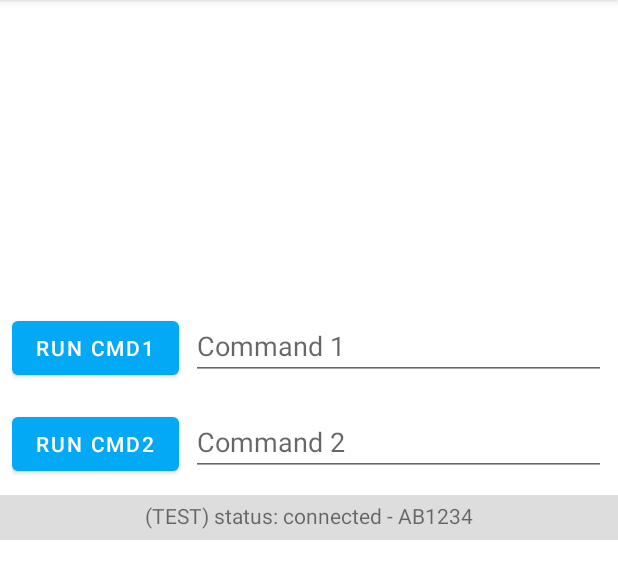
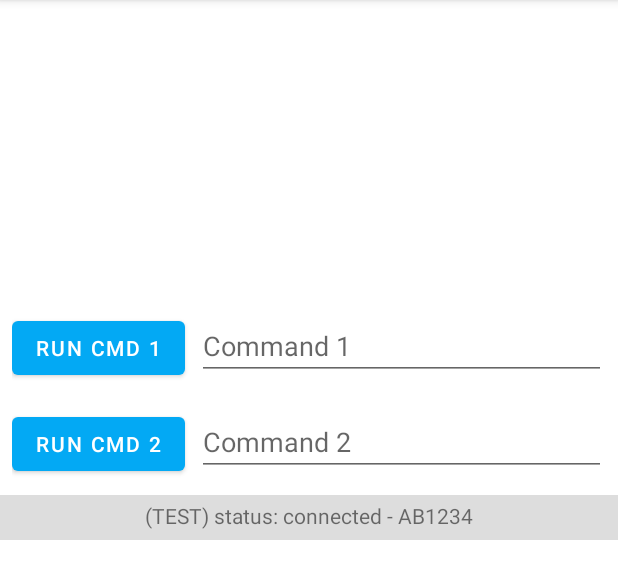
Before and after one commit to Lauritz-Tieste/MyTerminal, an Android app: the screen it shows after launch (MainActivity), on a phone screen of 412 x 824 dp, the part 84-672 px from its top. Run offline under Robolectric (Android 15) with nearby library versions, the phone set to English and light mode, and no system bars.

Commit message:
applyed all "problems"

```diff
--- a/app/src/main/java/de/lauritzdev/myterminal/ButtonManager.kt
+++ b/app/src/main/java/de/lauritzdev/myterminal/ButtonManager.kt
@@ -2,7 +2,6 @@ package de.lauritzdev.myterminal
 
 import android.content.Context
 import android.widget.EditText
-import android.widget.Toast
 import androidx.recyclerview.widget.RecyclerView
 
 object ButtonManager {
--- a/app/src/main/java/de/lauritzdev/myterminal/Connect.kt
+++ b/app/src/main/java/de/lauritzdev/myterminal/Connect.kt
@@ -2,11 +2,10 @@ package de.lauritzdev.myterminal
 
 import android.bluetooth.BluetoothManager
 import android.os.Build
-import androidx.appcompat.app.AppCompatActivity
 import android.os.Bundle
 import androidx.annotation.RequiresApi
+import androidx.appcompat.app.AppCompatActivity
 import kotlinx.android.synthetic.main.activity_connect.*
-import kotlinx.android.synthetic.main.connect_item.*
 
 class Connect : AppCompatActivity() {
     @RequiresApi(Build.VERSION_CODES.M)
--- a/app/src/main/java/de/lauritzdev/myterminal/ConnectManager.kt
+++ b/app/src/main/java/de/lauritzdev/myterminal/ConnectManager.kt
@@ -14,7 +14,7 @@ object ConnectManager {
         val layoutManager = LinearLayoutManager(context)
         recyclerView.layoutManager = layoutManager
         recyclerView.adapter = connectAdapter
-        connectAdapter.setOnItemClickListener(object : ConnectAdapter.onItemClickListener {
+        connectAdapter.setOnItemClickListener(object : ConnectAdapter.OnItemClickListener {
             override fun onItemClick(position: Int) {
                 Toast.makeText(
                     context,
--- a/app/src/main/java/de/lauritzdev/myterminal/MyBluetooth.kt
+++ b/app/src/main/java/de/lauritzdev/myterminal/MyBluetooth.kt
@@ -20,7 +20,7 @@ object MyBluetooth {
         bluetoothManager: BluetoothManager,
         recyclerView: RecyclerView
     ) {
-        val bluetoothAdapter: BluetoothAdapter? = bluetoothManager.getAdapter()
+        val bluetoothAdapter: BluetoothAdapter? = bluetoothManager.adapter
         if (bluetoothAdapter == null) {
             Toast.makeText(
                 context,
--- a/app/src/main/res/layout/activity_main.xml
+++ b/app/src/main/res/layout/activity_main.xml
@@ -31,14 +31,16 @@
                 android:id="@+id/btn_1"
                 android:layout_width="wrap_content"
                 android:layout_height="wrap_content"
-                android:layout_marginRight="8dp"
-                android:text="run cmd1" />
+                android:layout_marginEnd="8dp"
+                android:text="@string/cmd_1_btn_hint" />
 
             <EditText
                 android:id="@+id/et_1"
                 android:layout_width="match_parent"
                 android:layout_height="wrap_content"
-                android:hint="Command 1" />
+                android:hint="@string/cmd_1_et_hint"
+                android:inputType="text"
+                android:importantForAutofill="no" />
 
         </LinearLayout>
 
@@ -52,14 +54,16 @@
                 android:id="@+id/btn_2"
                 android:layout_width="wrap_content"
                 android:layout_height="wrap_content"
-                android:layout_marginRight="8dp"
-                android:text="run cmd2" />
+                android:layout_marginEnd="8dp"
+                android:text="@string/cmd_2_btn_hint" />
 
             <EditText
                 android:id="@+id/et_2"
                 android:layout_width="match_parent"
                 android:layout_height="wrap_content"
-                android:hint="Command 2" />
+                android:hint="@string/cmd_2_et_hint"
+                android:inputType="text"
+                android:importantForAutofill="no" />
 
         </LinearLayout>
 
@@ -78,7 +82,7 @@
         <TextView
             android:layout_width="wrap_content"
             android:layout_height="match_parent"
-            android:text="(TEST) status: connected - AB1234" />
+            android:text="@string/sample_status_text" />
     </LinearLayout>
 
 
--- a/app/src/main/res/layout/connect_item.xml
+++ b/app/src/main/res/layout/connect_item.xml
@@ -10,13 +10,13 @@
         android:id="@+id/device"
         android:layout_width="wrap_content"
         android:layout_height="wrap_content"
-        android:layout_marginRight="32dp"
-        tools:text="Besio6126361623" />
+        android:layout_marginEnd="32dp"
+        tools:text="device name" />
 
     <TextView
         android:id="@+id/mac"
         android:layout_width="wrap_content"
         android:layout_height="wrap_content"
-        tools:text="12:41:75:43:67" />
+        tools:text="12:34:56:78:90" />
 
 </LinearLayout>
--- a/app/src/main/res/values/strings.xml
+++ b/app/src/main/res/values/strings.xml
@@ -1,3 +1,8 @@
 <resources>
     <string name="app_name">MyTerminal</string>
+    <string name="cmd_1_btn_hint">run cmd 1</string>
+    <string name="cmd_1_et_hint">Command 1</string>
+    <string name="cmd_2_btn_hint">run cmd 2</string>
+    <string name="cmd_2_et_hint">Command 2</string>
+    <string name="sample_status_text">(TEST) status: connected - AB1234</string>
 </resources>
```
Also changed, not shown: app/src/main/java/de/lauritzdev/myterminal/ConnectAdapter.kt (+5 -5 lines).
